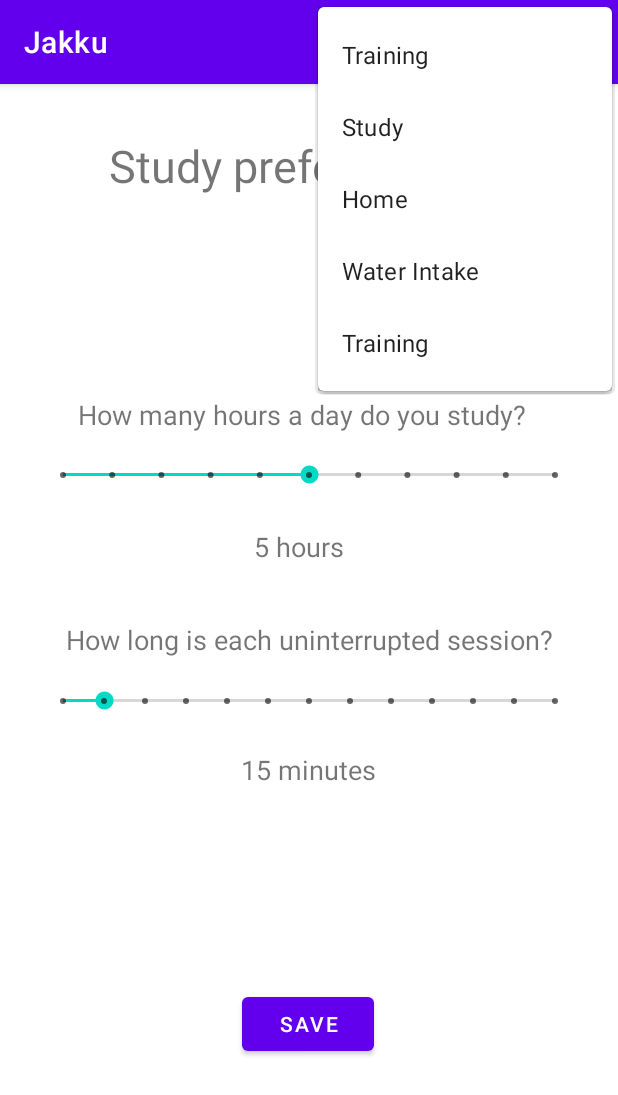
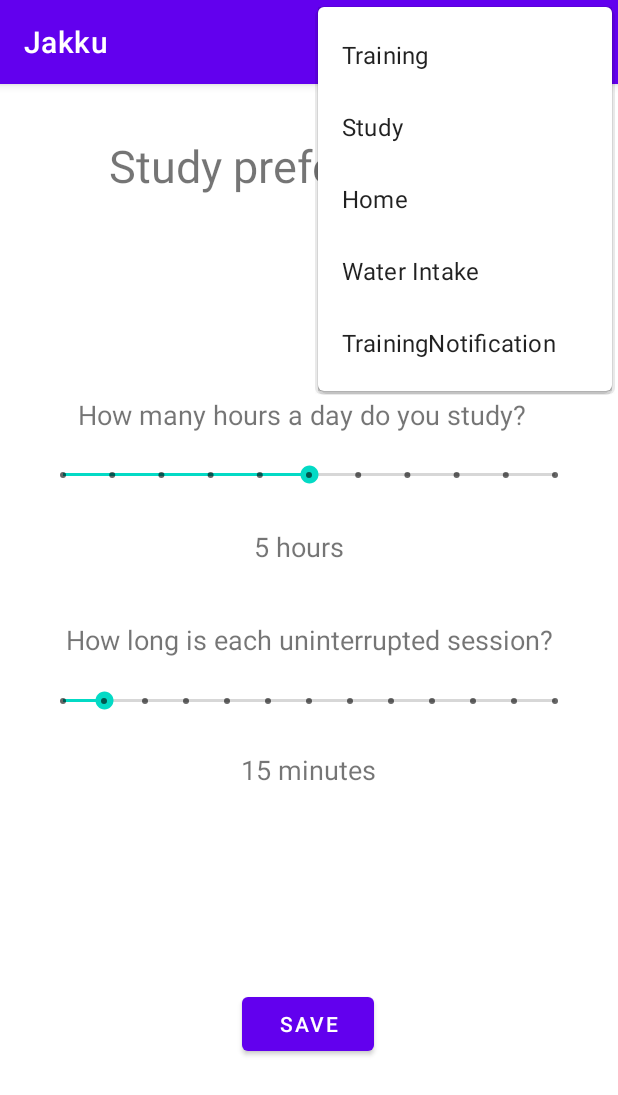
Before and after one commit to chrmeis/Jakku, an Android app: the StudyActivity screen opened directly, with no data from a screen before it, with the options menu open, on a phone screen of 412 x 824 dp. Shown: the top 1095 px of the screen. Run offline under Robolectric (Android 15) with nearby library versions, the phone set to English and light mode, and no system bars; network calls fail.

Commit message:
Cleanup + better name for button in menu

```diff
--- a/app/src/main/java/com/firstapp/jakku/AlarmReceiver.java
+++ b/app/src/main/java/com/firstapp/jakku/AlarmReceiver.java
@@ -29,7 +29,6 @@ public class AlarmReceiver extends BroadcastReceiver {
         Intent i = new Intent(context,MainActivity.class);
         intent.setFlags(Intent.FLAG_ACTIVITY_NEW_TASK | Intent.FLAG_ACTIVITY_CLEAR_TASK);
         PendingIntent pendingIntent = PendingIntent.getActivity(context, 0, i, PendingIntent.FLAG_IMMUTABLE);
-        HashMap<Integer, Boolean> raininfo = null;
 
 
 
@@ -45,7 +44,7 @@ public class AlarmReceiver extends BroadcastReceiver {
         builder.setContentIntent(pendingIntent);
 
         NotificationManagerCompat notificationManagerCompat = NotificationManagerCompat.from(context);
-        notificationManagerCompat.notify(1,builder.build());
+        notificationManagerCompat.notify(42,builder.build());
 
 
 
--- a/app/src/main/res/menu/settingsmenu.xml
+++ b/app/src/main/res/menu/settingsmenu.xml
@@ -24,7 +24,7 @@
 
     <item android:id="@+id/notification_workout"
         android:icon="@drawable/ic_baseline_directions_run_24"
-        android:title="Training"
+        android:title="TrainingNotification"
         app:showAsAction="never" />
 
 </menu>
```
Also changed, not shown: app/src/main/java/com/firstapp/jakku/NotificationWorkout.java (+9 -2 lines).
